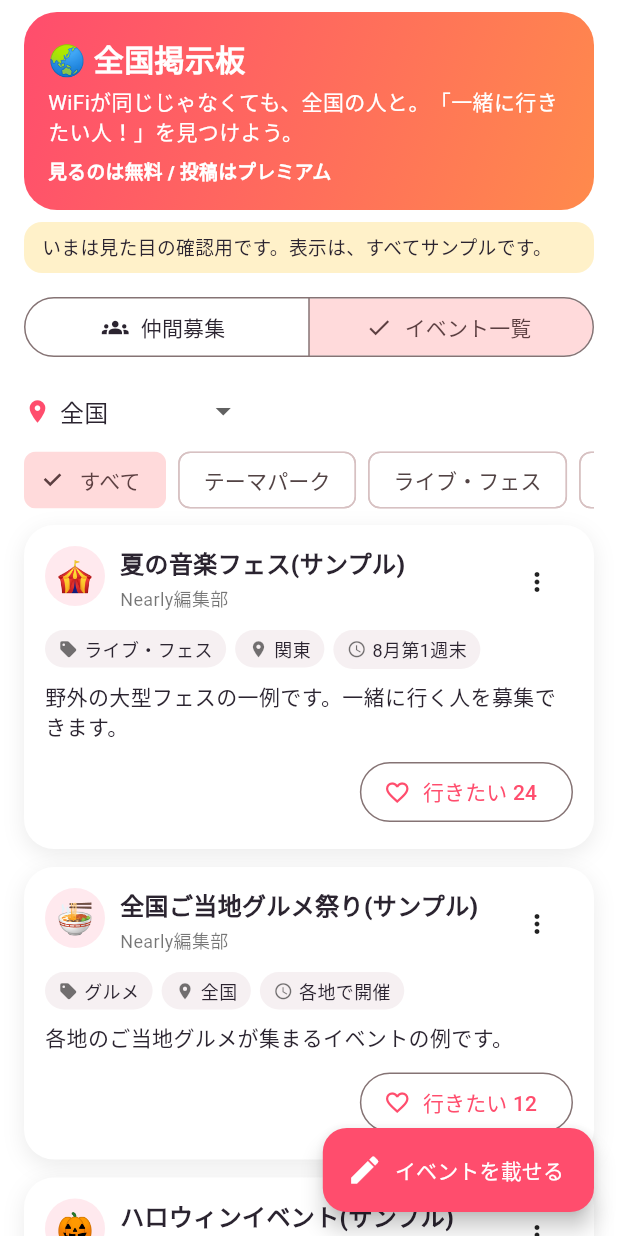
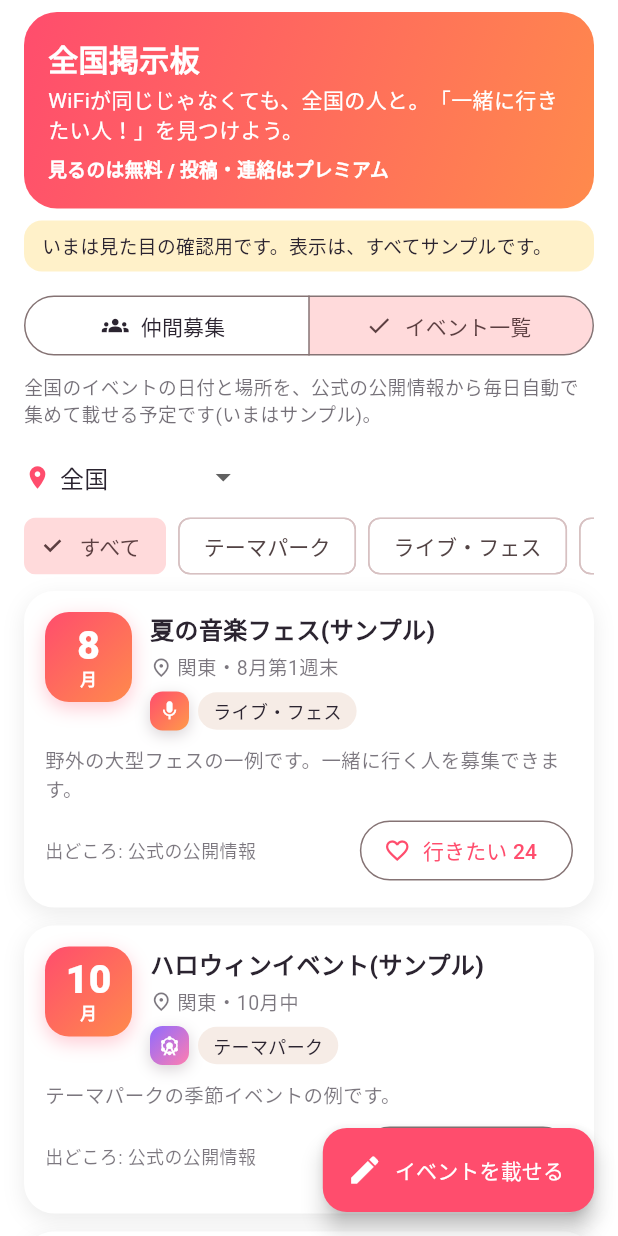
Before and after one commit to harukazu1995/wifi-match, a Flutter app: the BoardTab screen opened directly, after a tap on "イベント一覧", on a phone screen of 412 x 824 dp. Run offline on Flutter 3.47's test engine with Material 3 defaults, Android fonts, the phone set to English and light mode, and no system bars; our stand-ins replace google_mobile_ads, image_picker, in_app_purchase, shared_preferences; accounts and stored records are empty; project files that could hold a hidden picture were left out.

Commit message:
Update board.dart

```diff
--- a/lib/board.dart
+++ b/lib/board.dart
@@ -1,15 +1,14 @@
 import 'package:flutter/material.dart';
 
-import 'main.dart' show billing, homeTab, toast;
+import 'art.dart';
+import 'billing.dart';
+import 'main.dart' show billing, mesh, toast;
+import 'paywall.dart';
 
-/// 全国掲示板（有料会員が投稿、見るのは全員）。
+/// 全国掲示板。見るのは無料。投稿と連絡は、プレミアム（ベータ期間中は、無料）。
 /// いまは「見た目の確認用」で、サンプルの投稿を表示します。サーバーにつなぐのはこの後です。
-/// true の間は、無料でも投稿画面を試せます。課金を有効にするときに false にします。
-const bool kBoardFreeBeta = true;
-
 const _coral = Color(0xFFFF4D6D);
 const _orange = Color(0xFFFF8A4C);
-const _ink = Color(0xFF2B2430);
 
 const List<String> _areas = ['全国', '北海道・東北', '関東', '中部', '近畿', '中国・四国', '九州・沖縄'];
 const List<String> _cats = ['テーマパーク', 'ライブ・フェス', '旅行', 'グルメ', 'スポーツ', '趣味・その他'];
@@ -23,7 +22,7 @@ class _Post {
     required this.when,
     required this.body,
     required this.nick,
-    required this.emoji,
+    this.month = '',
     this.people = 0,
     this.want = 0,
   });
@@ -34,22 +33,25 @@ class _Post {
   final String when;
   final String body;
   final String nick;
-  final String emoji;
+  final String month;
   final int people;
   int want;
   bool wanted = false;
 }
 
 List<_Post> _sample() => [
-      _Post(event: false, cat: 'テーマパーク', title: 'ディズニーに一緒に行ける人！', area: '関東', when: '来月の平日', body: '1人だと乗り物が寂しいので、一緒に回れる人を探しています。のんびり派です。', nick: 'ゆうき', emoji: '🐻', people: 2),
-      _Post(event: false, cat: 'ライブ・フェス', title: '夏フェス、現地で合流したい', area: '全国', when: '8月の週末', body: '一人参戦です。ご飯だけ一緒でも大歓迎。', nick: 'はる', emoji: '🎧', people: 3),
-      _Post(event: false, cat: 'グルメ', title: '大阪でたこ焼き巡りしませんか', area: '近畿', when: '今度の土曜', body: '有名店を3軒くらい食べ歩きしたいです。', nick: 'みお', emoji: '🐙', people: 3),
-      _Post(event: false, cat: '旅行', title: '北海道の旅、道中だけ一緒に', area: '北海道・東北', when: '9月ごろ', body: 'レンタカーで回る予定です。景色が好きな人どうぞ。', nick: 'そら', emoji: '🚗', people: 2),
-      _Post(event: false, cat: 'スポーツ', title: 'フットサル、人数が足りません', area: '中部', when: '毎週日曜 朝', body: '初心者OK。楽しくやりたい人だけ。', nick: 'かいと', emoji: '⚽', people: 5),
-      _Post(event: true, cat: 'ライブ・フェス', title: '夏の音楽フェス(サンプル)', area: '関東', when: '8月第1週末', body: '野外の大型フェスの一例です。一緒に行く人を募集できます。', nick: 'Nearly編集部', emoji: '🎪', want: 24),
-      _Post(event: true, cat: 'グルメ', title: '全国ご当地グルメ祭り(サンプル)', area: '全国', when: '各地で開催', body: '各地のご当地グルメが集まるイベントの例です。', nick: 'Nearly編集部', emoji: '🍜', want: 12),
-      _Post(event: true, cat: 'テーマパーク', title: 'ハロウィンイベント(サンプル)', area: '関東', when: '10月中', body: 'テーマパークの季節イベントの例です。', nick: 'Nearly編集部', emoji: '🎃', want: 31),
-      _Post(event: true, cat: '旅行', title: '紅葉ライトアップ(サンプル)', area: '近畿', when: '11月中旬', body: '夜の紅葉を見に行く仲間を探せます。', nick: 'Nearly編集部', emoji: '🍁', want: 9),
+      _Post(event: false, cat: 'テーマパーク', title: 'ディズニーに一緒に行ける人！', area: '関東', when: '来月の平日', body: '1人だと乗り物が寂しいので、一緒に回れる人を探しています。のんびり派です。', nick: 'ゆうき', people: 2),
+      _Post(event: false, cat: 'ライブ・フェス', title: '夏フェス、現地で合流したい', area: '全国', when: '8月の週末', body: '一人参戦です。ご飯だけ一緒でも大歓迎。', nick: 'はる', people: 3),
+      _Post(event: false, cat: 'グルメ', title: '大阪でたこ焼き巡りしませんか', area: '近畿', when: '今度の土曜', body: '有名店を3軒くらい食べ歩きしたいです。', nick: 'みお', people: 3),
+      _Post(event: false, cat: '旅行', title: '北海道の旅、道中だけ一緒に', area: '北海道・東北', when: '9月ごろ', body: 'レンタカーで回る予定です。景色が好きな人どうぞ。', nick: 'そら', people: 2),
+      _Post(event: false, cat: 'スポーツ', title: 'フットサル、人数が足りません', area: '中部', when: '毎週日曜 朝', body: '初心者OK。楽しくやりたい人だけ。', nick: 'かいと', people: 5),
+      _Post(event: true, cat: 'ライブ・フェス', title: '夏の音楽フェス(サンプル)', area: '関東', when: '8月第1週末', month: '8', body: '野外の大型フェスの一例です。一緒に行く人を募集できます。', nick: 'Meetory編集部', want: 24),
+      _Post(event: true, cat: 'テーマパーク', title: 'ハロウィンイベント(サンプル)', area: '関東', when: '10月中', month: '10', body: 'テーマパークの季節イベントの例です。', nick: 'Meetory編集部', want: 31),
+      _Post(event: true, cat: '旅行', title: '紅葉ライトアップ(サンプル)', area: '近畿', when: '11月中旬', month: '11', body: '夜の紅葉を見に行く仲間を探せます。', nick: 'Meetory編集部', want: 9),
+      _Post(event: true, cat: 'グルメ', title: '全国ご当地グルメ祭り(サンプル)', area: '全国', when: '各地で開催', month: '全国', body: '各地のご当地グルメが集まるイベントの例です。', nick: 'Meetory編集部', want: 12),
+      _Post(event: true, cat: 'スポーツ', title: '市民マラソン大会(サンプル)', area: '中部', when: '11月下旬', month: '11', body: '一緒に走る仲間や、応援に行く仲間を探せます。', nick: 'Meetory編集部', want: 15),
+      _Post(event: true, cat: '旅行', title: '冬のイルミネーション(サンプル)', area: '九州・沖縄', when: '12月', month: '12', body: '夜景を見に行く仲間を探せます。', nick: 'Meetory編集部', want: 18),
+      _Post(event: true, cat: '旅行', title: '雪と氷の祭典(サンプル)', area: '北海道・東北', when: '2月', month: '2', body: '冬の北国を楽しむ仲間を探せます。', nick: 'Meetory編集部', want: 27),
     ];
 
 class BoardTab extends StatefulWidget {
@@ -65,27 +67,11 @@ class _BoardTabState extends State<BoardTab> {
   String _area = '全国';
   String _cat = 'すべて';
 
-  bool get _canPost => billing.premium || kBoardFreeBeta;
+  bool get _canPost => billing.premium || kProximityFreeBeta;
 
   Future<void> _compose() async {
     if (!_canPost) {
-      await showDialog<void>(
-        context: context,
-        builder: (ctx) => AlertDialog(
-          title: const Text('投稿はプレミアム会員だけ'),
-          content: const Text('見るのは無料です。「一緒に行きたい人」を募集するには、プレミアムが必要です。'),
-          actions: [
-            TextButton(onPressed: () => Navigator.pop(ctx), child: const Text('あとで')),
-            FilledButton(
-              onPressed: () {
-                Navigator.pop(ctx);
-                homeTab.value = 4;
-              },
-              child: const Text('プレミアムを見る'),
-            ),
-          ],
-        ),
-      );
+      openPaywall('掲示板に投稿するには、プレミアムが必要です');
       return;
     }
     final p = await showModalBottomSheet<_Post>(
@@ -100,8 +86,17 @@ class _BoardTabState extends State<BoardTab> {
     }
   }
 
+  void _talk() {
+    if (!_canPost) {
+      openPaywall('掲示板の人に連絡するには、プレミアムが必要です');
+      return;
+    }
+    toast('ここから話しかけられるようになります(接続前のサンプル)');
+  }
+
   @override
   Widget build(BuildContext context) {
+    final cs = Theme.of(context).colorScheme;
     final list = _posts
         .where((p) => p.event == _event && (_area == '全国' || p.area == '全国' || p.area == _area) && (_cat == 'すべて' || p.cat == _cat))
         .toList();
@@ -124,18 +119,18 @@ class _BoardTabState extends State<BoardTab> {
               borderRadius: BorderRadius.circular(22),
             ),
             child: const Column(crossAxisAlignment: CrossAxisAlignment.start, children: [
-              Text('🌏 全国掲示板', style: TextStyle(color: Colors.white, fontSize: 20, fontWeight: FontWeight.w900)),
+              Text('全国掲示板', style: TextStyle(color: Colors.white, fontSize: 20, fontWeight: FontWeight.w900)),
               SizedBox(height: 4),
               Text('WiFiが同じじゃなくても、全国の人と。「一緒に行きたい人！」を見つけよう。', style: TextStyle(color: Colors.white, height: 1.35)),
               SizedBox(height: 8),
-              Text('見るのは無料 / 投稿はプレミアム', style: TextStyle(color: Colors.white, fontWeight: FontWeight.w800, fontSize: 12.5)),
+              Text('見るのは無料 / 投稿・連絡はプレミアム', style: TextStyle(color: Colors.white, fontWeight: FontWeight.w800, fontSize: 12.5)),
             ]),
           ),
           const SizedBox(height: 8),
           Container(
             padding: const EdgeInsets.symmetric(horizontal: 12, vertical: 8),
             decoration: BoxDecoration(color: const Color(0xFFFFF1C9), borderRadius: BorderRadius.circular(12)),
-            child: const Text('いまは見た目の確認用です。表示は、すべてサンプルです。', style: TextStyle(fontSize: 12.5)),
+            child: const Text('いまは見た目の確認用です。表示は、すべてサンプルです。', style: TextStyle(fontSize: 12.5, color: Color(0xFF2B2430))),
           ),
           const SizedBox(height: 12),
           SegmentedButton<bool>(
@@ -145,6 +140,12 @@ class _BoardTabState extends State<BoardTab> {
             ],
             selected: {_event},
             onSelectionChanged: (s) => setState(() => _event = s.first),
+          ),
+          if (_event)
+            Padding(
+              padding: const EdgeInsets.only(top: 8),
+              child: Text('全国のイベントの日付と場所を、公式の公開情報から毎日自動で集めて載せる予定です(いまはサンプル)。',
+                  style: TextStyle(fontSize: 12.5, color: cs.onSurface.withValues(alpha: 0.65))),
             ),
           const SizedBox(height: 8),
           Row(children: [
@@ -173,7 +174,7 @@ class _BoardTabState extends State<BoardTab> {
               padding: EdgeInsets.symmetric(vertical: 40),
               child: Center(child: Text('この条件の投稿はまだありません。\n最初の1件を載せてみよう！', textAlign: TextAlign.center)),
             ),
-          for (final p in list) _PostCard(p, onChanged: () => setState(() {})),
+          for (final p in list) _PostCard(p, onTalk: _talk, onChanged: () => setState(() {})),
         ],
       ),
     );
@@ -181,51 +182,98 @@ class _BoardTabState extends State<BoardTab> {
 }
 
 class _PostCard extends StatelessWidget {
-  const _PostCard(this.p, {required this.onChanged});
+  const _PostCard(this.p, {required this.onTalk, required this.onChanged});
   final _Post p;
+  final VoidCallback onTalk;
   final VoidCallback onChanged;
 
   @override
   Widget build(BuildContext context) {
+    final cs = Theme.of(context).colorScheme;
+    final sub = cs.onSurface.withValues(alpha: 0.62);
     return Container(
       margin: const EdgeInsets.only(bottom: 12),
       padding: const EdgeInsets.all(14),
       decoration: BoxDecoration(
-        color: Colors.white,
+        color: cs.surface,
         borderRadius: BorderRadius.circular(20),
         boxShadow: const [BoxShadow(color: Color(0x14000000), blurRadius: 12, offset: Offset(0, 4))],
       ),
-      child: Column(crossAxisAlignment: CrossAxisAlignment.start, children: [
-        Row(crossAxisAlignment: CrossAxisAlignment.start, children: [
-          CircleAvatar(radius: 20, backgroundColor: const Color(0xFFFFE9EE), child: Text(p.emoji, style: const TextStyle(fontSize: 20))),
-          const SizedBox(width: 10),
+      child: p.event ? _event(context, sub) : _recruit(context, sub),
+    );
+  }
+
+  Widget _chip(BuildContext context, String t) => Container(
+        padding: const EdgeInsets.symmetric(horizontal: 10, vertical: 4),
+        decoration: BoxDecoration(color: Theme.of(context).colorScheme.surfaceContainerHighest, borderRadius: BorderRadius.circular(99)),
+        child: Text(t, style: const TextStyle(fontSize: 12)),
+      );
+
+  Widget _recruit(BuildContext context, Color sub) {
+    return Column(crossAxisAlignment: CrossAxisAlignment.start, children: [
+      Row(crossAxisAlignment: CrossAxisAlignment.center, children: [
+        FaceAvatar(p.nick, size: 52),
+        const SizedBox(width: 12),
         Expanded(
           child: Column(crossAxisAlignment: CrossAxisAlignment.start, children: [
-              Text(p.title, style: const TextStyle(fontSize: 16, fontWeight: FontWeight.w800, color: _ink)),
-              const SizedBox(height: 2),
-              Text(p.nick, style: const TextStyle(fontSize: 12, color: Colors.black54)),
+            Text(p.title, style: const TextStyle(fontSize: 15.5, fontWeight: FontWeight.w800)),
+            Text(p.nick, style: TextStyle(fontSize: 12, color: sub)),
           ]),
         ),
-          PopupMenuButton<String>(
-            icon: const Icon(Icons.more_vert, size: 20),
-            onSelected: (_) => toast('通報を受け付けました(サンプル)'),
-            itemBuilder: (_) => const [PopupMenuItem(value: 'r', child: Text('通報する'))],
-          ),
+        CategoryIcon(p.cat),
       ]),
       const SizedBox(height: 8),
       Wrap(spacing: 6, runSpacing: 6, children: [
-          _chip(Icons.sell, p.cat),
-          _chip(Icons.place, p.area),
-          _chip(Icons.schedule, p.when),
-          if (!p.event) _chip(Icons.group, '${p.people}人まで'),
+        _chip(context, p.cat),
+        _chip(context, p.area),
+        _chip(context, p.when),
+        _chip(context, '${p.people}人まで'),
       ]),
       const SizedBox(height: 8),
       Text(p.body, style: const TextStyle(height: 1.4)),
       const SizedBox(height: 10),
-        Align(
-          alignment: Alignment.centerRight,
-          child: p.event
-              ? OutlinedButton.icon(
+      Align(alignment: Alignment.centerRight, child: FilledButton(onPressed: onTalk, child: const Text('話してみる'))),
+    ]);
+  }
+
+  Widget _event(BuildContext context, Color sub) {
+    final numeric = int.tryParse(p.month) != null;
+    return Column(crossAxisAlignment: CrossAxisAlignment.start, children: [
+      Row(crossAxisAlignment: CrossAxisAlignment.start, children: [
+        Container(
+          width: 58,
+          padding: const EdgeInsets.fromLTRB(4, 8, 4, 7),
+          decoration: BoxDecoration(
+            gradient: const LinearGradient(colors: [_coral, _orange], begin: Alignment.topLeft, end: Alignment.bottomRight),
+            borderRadius: BorderRadius.circular(16),
+            boxShadow: const [BoxShadow(color: Color(0x4DFF4D6D), blurRadius: 10, offset: Offset(0, 4))],
+          ),
+          child: Column(children: [
+            Text(p.month, style: TextStyle(color: Colors.white, fontWeight: FontWeight.w900, fontSize: numeric ? 26 : 16, height: 1.1)),
+            Text(numeric ? '月' : ' ', style: const TextStyle(color: Colors.white, fontSize: 11, fontWeight: FontWeight.w700)),
+          ]),
+        ),
+        const SizedBox(width: 12),
+        Expanded(
+          child: Column(crossAxisAlignment: CrossAxisAlignment.start, children: [
+            Text(p.title, style: const TextStyle(fontSize: 16, fontWeight: FontWeight.w800)),
+            const SizedBox(height: 3),
+            Row(children: [
+              Icon(Icons.place_outlined, size: 15, color: sub),
+              const SizedBox(width: 3),
+              Flexible(child: Text('${p.area}・${p.when}', style: TextStyle(fontSize: 13, color: sub))),
+            ]),
+            const SizedBox(height: 6),
+            Row(children: [CategoryIcon(p.cat, size: 26), const SizedBox(width: 6), _chip(context, p.cat)]),
+          ]),
+        ),
+      ]),
+      const SizedBox(height: 10),
+      Text(p.body, style: TextStyle(color: sub, fontSize: 13)),
+      const SizedBox(height: 8),
+      Row(mainAxisAlignment: MainAxisAlignment.spaceBetween, children: [
+        Text('出どころ: 公式の公開情報', style: TextStyle(fontSize: 12, color: sub)),
+        OutlinedButton.icon(
           onPressed: () {
             p.wanted = !p.wanted;
             p.want += p.wanted ? 1 : -1;
@@ -233,25 +281,10 @@ class _PostCard extends StatelessWidget {
           },
           icon: Icon(p.wanted ? Icons.favorite : Icons.favorite_border, size: 18),
           label: Text('行きたい ${p.want}'),
-                )
-              : FilledButton(
-                  onPressed: () => toast('ここから話しかけられるようになります(接続前のサンプル)'),
-                  child: const Text('話してみる'),
-                ),
         ),
       ]),
-    );
+    ]);
   }
-
-  Widget _chip(IconData i, String t) => Container(
-        padding: const EdgeInsets.symmetric(horizontal: 9, vertical: 4),
-        decoration: BoxDecoration(color: const Color(0xFFF6F0F2), borderRadius: BorderRadius.circular(99)),
-        child: Row(mainAxisSize: MainAxisSize.min, children: [
-          Icon(i, size: 13, color: Colors.black54),
-          const SizedBox(width: 4),
-          Text(t, style: const TextStyle(fontSize: 12)),
-        ]),
-      );
 }
 
 class _ComposeSheet extends StatefulWidget {
@@ -292,8 +325,8 @@ class _ComposeSheetState extends State<_ComposeSheet> {
         area: _area,
         when: _when.text.trim().isEmpty ? 'いつでも' : _when.text.trim(),
         body: _body.text.trim(),
-        nick: '自分',
-        emoji: '🙂',
+        nick: mesh.me?.name ?? '自分',
+        month: '',
         people: _people,
       ),
     );
@@ -346,7 +379,8 @@ class _ComposeSheetState extends State<_ComposeSheet> {
           Container(
             padding: const EdgeInsets.all(10),
             decoration: BoxDecoration(color: const Color(0xFFFFF1C9), borderRadius: BorderRadius.circular(12)),
-            child: const Text('電話番号・LINE・住所などは書かないでください。会うときは、昼間の人が多い場所で。18歳以上の方のみ。', style: TextStyle(fontSize: 12.5, height: 1.4)),
+            child: const Text('電話番号・LINE・住所などは書かないでください。会うときは、昼間の人が多い場所で。18歳以上の方のみ。',
+                style: TextStyle(fontSize: 12.5, height: 1.4, color: Color(0xFF2B2430))),
           ),
           const SizedBox(height: 12),
           SizedBox(width: double.infinity, child: FilledButton(onPressed: _submit, child: const Text('投稿する'))),
```
Lines whose indentation alone changed are shown as unchanged.
